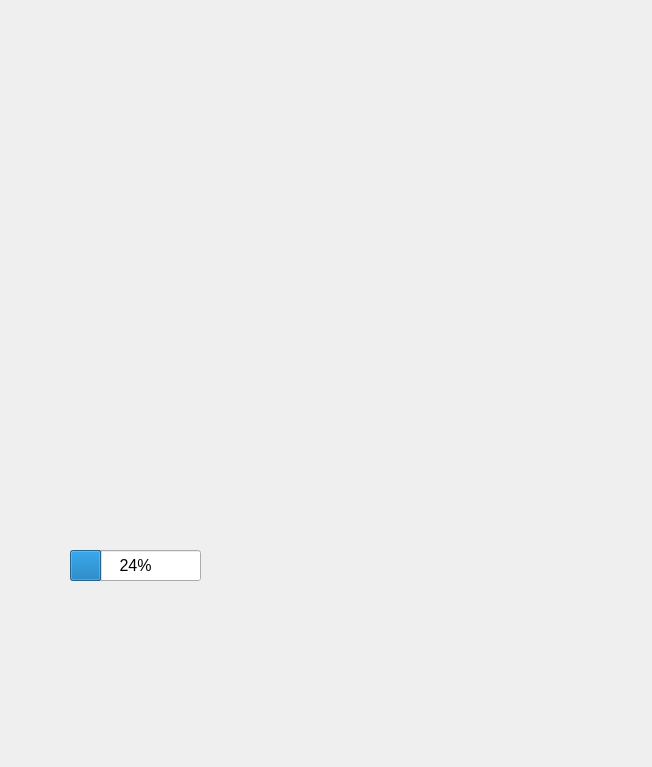
Qt form src/gui/ramdisplay.ui (aokblast/RS_Monitor_C-) before a commit.
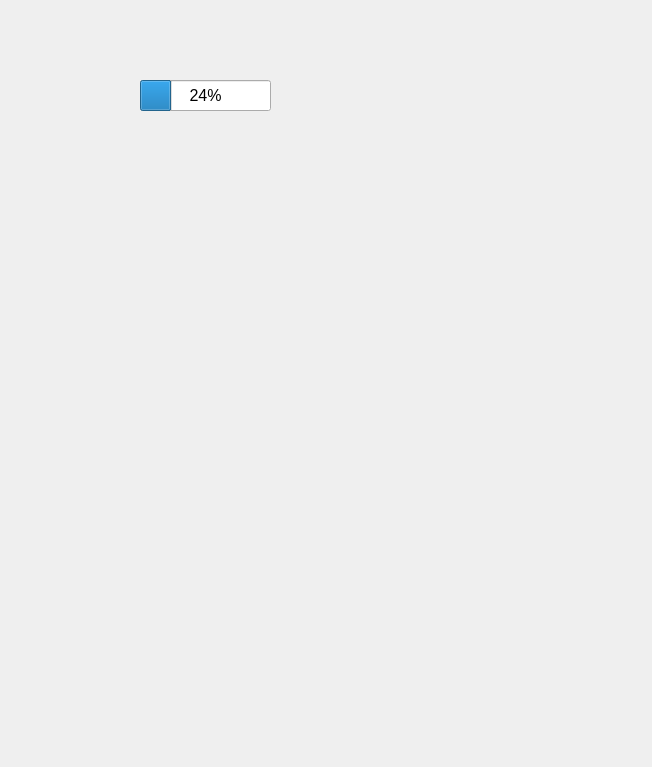
The same form after that commit.

Commit message: modify cpudisplay and add unit conversion for disk and change ram display location

The edit to the form file:
```diff
--- a/src/gui/ramdisplay.ui
+++ b/src/gui/ramdisplay.ui
@@ -16,8 +16,8 @@
   <widget class="QProgressBar" name="ramUsageBar">
    <property name="geometry">
     <rect>
-     <x>70</x>
-     <y>550</y>
+     <x>140</x>
+     <y>80</y>
      <width>131</width>
      <height>31</height>
     </rect>
@@ -34,8 +34,8 @@
   <widget class="QTextBrowser" name="ramUsgaeText">
    <property name="geometry">
     <rect>
-     <x>230</x>
-     <y>550</y>
+     <x>30</x>
+     <y>80</y>
      <width>111</width>
      <height>41</height>
     </rect>
```
The commit also changes 2 other files.
